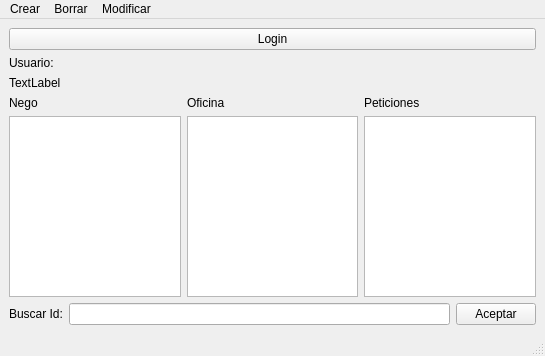
Old version of the form source/mainwindow.ui in the repository hugo19941994/ViajeFacil.
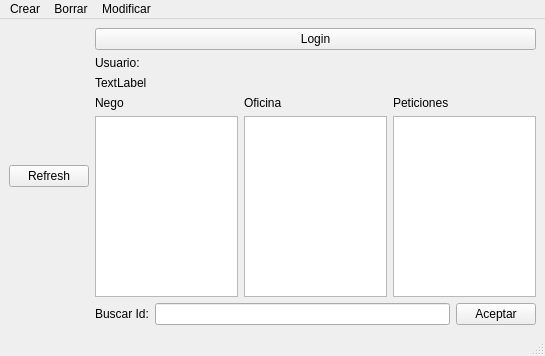
New version of the form.

```diff
--- a/source/mainwindow.ui
+++ b/source/mainwindow.ui
@@ -15,6 +15,13 @@
   </property>
   <widget class="QWidget" name="centralwidget">
    <layout class="QHBoxLayout" name="horizontalLayout_4">
+    <item>
+     <widget class="QPushButton" name="pushButton_3">
+      <property name="text">
+       <string>Refresh</string>
+      </property>
+     </widget>
+    </item>
     <item>
      <layout class="QGridLayout" name="gridLayout">
       <item row="2" column="0">
@@ -73,7 +80,7 @@
              </widget>
             </item>
             <item>
-             <widget class="QListView" name="listView"/>
+             <widget class="QListWidget" name="listWidget"/>
             </item>
            </layout>
           </item>
```
Left out of the diff: 33 changed lines with no effect on the pictures.
